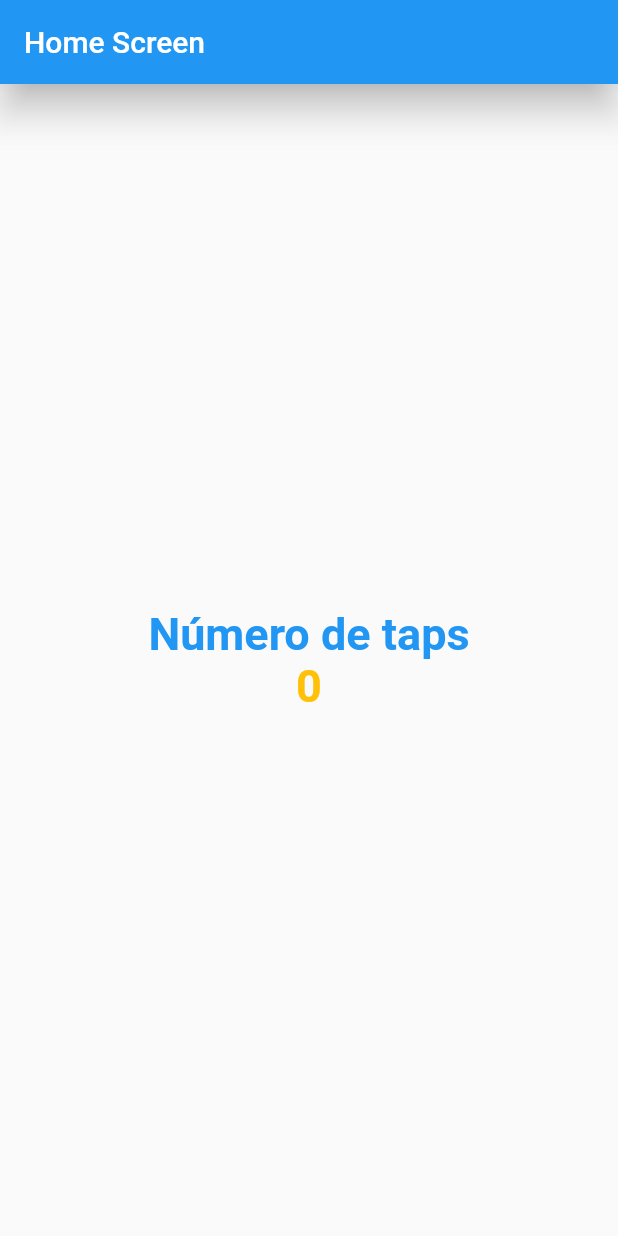
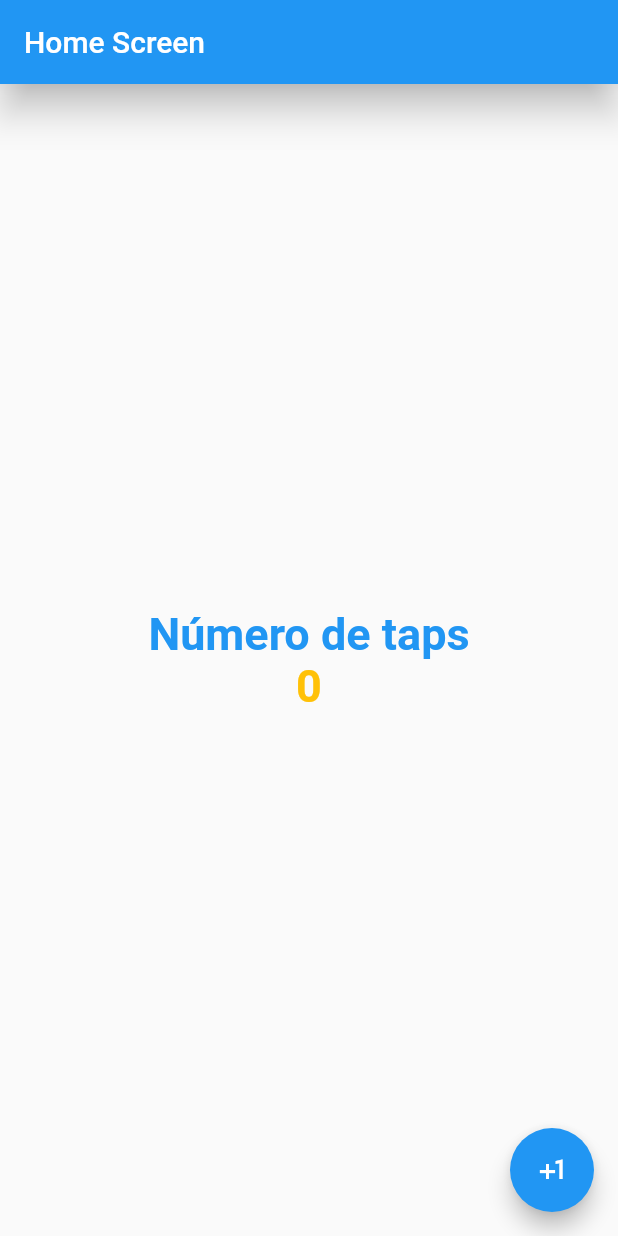
Before and after one commit to alexglzrys/flutter-counterApp, a Flutter app: the screen it shows after launch, on a phone screen of 412 x 824 dp. Run offline on Flutter 3.47's test engine with Material 2 defaults, Android fonts, the phone set to English and light mode, and no system bars.

Commit message:
botòn flotante - floatingActionButton

```diff
--- a/lib/screens/home_screen.dart
+++ b/lib/screens/home_screen.dart
@@ -22,6 +22,14 @@ class HomeScreen extends StatelessWidget {
         appBar: AppBar(
           title: const Text('Home Screen'),
           elevation: 10.0,
+        ),
+        // Boton flotante (pero en esa posición se puede colocar cualquier Widget)
+        floatingActionButton: FloatingActionButton(
+          onPressed: () {
+            // Las funciones pueden o no modificar algo, por tanto, sus Widgets no pueden ser constantes
+            print('Presionado');
+          },
+          child: const Icon(Icons.plus_one),
         ),
         body: Center(
             child: Column(
```
